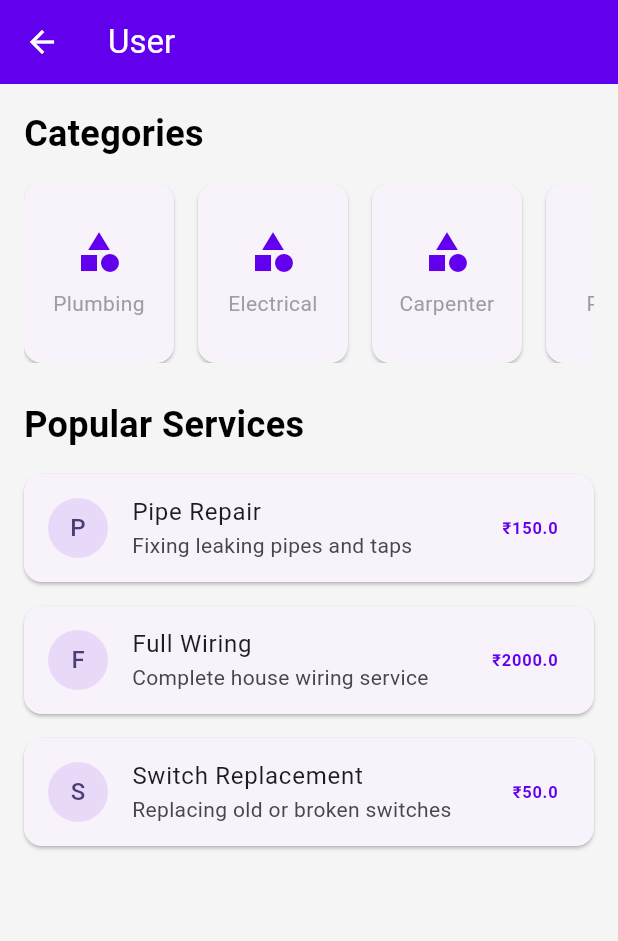
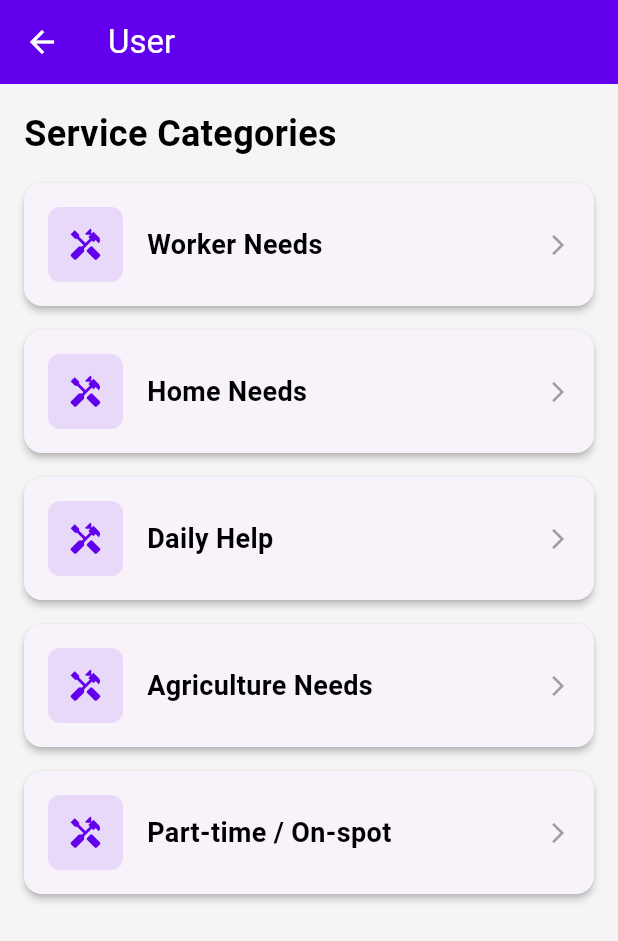
Before and after one commit to ajiskum/v_serve_flutter, a Flutter app: the UserHomeScreen screen opened by its route, on a phone screen of 412 x 824 dp. Shown: the top 941 px of the screen. Run offline on Flutter 3.47's test engine with Material 3 defaults, Android fonts, the phone set to English and light mode, and no system bars.

Commit message:
Implement Phase 3: OTP Login & Updated Categories

```diff
--- a/lib/mock_data/categories.dart
+++ b/lib/mock_data/categories.dart
@@ -1,9 +1,9 @@
 import '../models/category.dart';
 
 final List<Category> mockCategories = [
-  Category(id: 'c1', name: 'Plumbing', icon: 'plumbing'),
-  Category(id: 'c2', name: 'Electrical', icon: 'electrical_services'),
-  Category(id: 'c3', name: 'Carpenter', icon: 'carpenter'),
-  Category(id: 'c4', name: 'Painter', icon: 'format_paint'),
-  Category(id: 'c5', name: 'Gardening', icon: 'yard'),
+  Category(id: 'c1', name: 'Worker Needs', icon: 'assets/icons/worker.png'),
+  Category(id: 'c2', name: 'Home Needs', icon: 'assets/icons/home.png'),
+  Category(id: 'c3', name: 'Daily Help', icon: 'assets/icons/daily_help.png'),
+  Category(id: 'c4', name: 'Agriculture Needs', icon: 'assets/icons/agriculture.png'),
+  Category(id: 'c5', name: 'Part-time / On-spot', icon: 'assets/icons/part_time.png'),
 ];
--- a/lib/mock_data/services.dart
+++ b/lib/mock_data/services.dart
@@ -1,39 +1,39 @@
 import '../models/service.dart';
 
 final List<Service> mockServices = [
-  Service(
-    id: 's1',
-    name: 'Pipe Repair',
-    categoryId: 'c1',
-    description: 'Fixing leaking pipes and taps',
-    price: 150.0,
-  ),
-  Service(
-    id: 's2',
-    name: 'Full Wiring',
-    categoryId: 'c2',
-    description: 'Complete house wiring service',
-    price: 2000.0,
-  ),
-  Service(
-    id: 's3',
-    name: 'Switch Replacement',
-    categoryId: 'c2',
-    description: 'Replacing old or broken switches',
-    price: 50.0,
-  ),
-  Service(
-    id: 's4',
-    name: 'Door Repair',
-    categoryId: 'c3',
-    description: 'Fixing broken doors and hinges',
-    price: 300.0,
-  ),
-  Service(
-    id: 's5',
-    name: 'Wall Painting',
-    categoryId: 'c4',
-    description: 'Interior and exterior wall painting',
-    price: 15.0, // per sq ft
-  ),
+  // 1. Worker Needs
+  Service(id: 's101', categoryId: 'c1', name: 'Electrician', description: 'Wiring, repairs, installation', price: 300, isAvailable: true),
+  Service(id: 's102', categoryId: 'c1', name: 'Plumber', description: 'Pipe leaks, tap fitting, tank cleaning', price: 350, isAvailable: true),
+  Service(id: 's103', categoryId: 'c1', name: 'Mason', description: 'Construction, repair, plastering', price: 800, isAvailable: true),
+  Service(id: 's104', categoryId: 'c1', name: 'Painter', description: 'Wall painting, whitewash', price: 700, isAvailable: true),
+  Service(id: 's105', categoryId: 'c1', name: 'Carpenter', description: 'Furniture repair, wood work', price: 500, isAvailable: true),
+  Service(id: 's106', categoryId: 'c1', name: 'Driver', description: 'Car/Taxi driver on-demand', price: 400, isAvailable: true),
+
+  // 2. Home Needs
+  Service(id: 's201', categoryId: 'c2', name: 'Fan / Light Repair', description: 'Fixing fans, tubelights, bulbs', price: 150, isAvailable: true),
+  Service(id: 's202', categoryId: 'c2', name: 'House Cleaning', description: 'Full house cleaning service', price: 1000, isAvailable: true),
+  Service(id: 's203', categoryId: 'c2', name: 'RO Water Service', description: 'Filter change, repair', price: 250, isAvailable: true),
+  Service(id: 's204', categoryId: 'c2', name: 'Pest Control', description: 'Termite and insect control', price: 1200, isAvailable: true),
+  Service(id: 's205', categoryId: 'c2', name: 'AC Repair', description: 'Service and gas filling', price: 600, isAvailable: true),
+
+  // 3. Daily Help
+  Service(id: 's301', categoryId: 'c3', name: 'Water Can Delivery', description: '20L water can delivery', price: 40, isAvailable: true),
+  Service(id: 's302', categoryId: 'c3', name: 'Milk Delivery', description: 'Fresh milk supply morning/evening', price: 60, isAvailable: true),
+  Service(id: 's303', categoryId: 'c3', name: 'Grocery Pickup', description: 'Buy and deliver groceries', price: 100, isAvailable: true),
+  Service(id: 's304', categoryId: 'c3', name: 'Elder Assistance', description: 'Helping elders with daily tasks', price: 200, isAvailable: true),
+  Service(id: 's305', categoryId: 'c3', name: 'Cooking Help', description: 'Cooking for functions or daily', price: 400, isAvailable: true),
+
+  // 4. Agriculture Needs
+  Service(id: 's401', categoryId: 'c4', name: 'Tractor Booking', description: 'Ploughing, transport', price: 1500, isAvailable: true),
+  Service(id: 's402', categoryId: 'c4', name: 'Farm Labour', description: 'Daily wage workers for farm', price: 600, isAvailable: true),
+  Service(id: 's403', categoryId: 'c4', name: 'Spraying Service', description: 'Pesticide/Fertilizer spraying', price: 500, isAvailable: true),
+  Service(id: 's404', categoryId: 'c4', name: 'Borewell / Motor', description: 'Repair motor, borewell issues', price: 800, isAvailable: true),
+  Service(id: 's405', categoryId: 'c4', name: 'Harvest Helpers', description: 'Labour for harvesting', price: 700, isAvailable: true),
+
+  // 5. Part-time / On-spot Work
+  Service(id: 's501', categoryId: 'c5', name: '1-Day Farm Labour', description: 'Urgent farm help', price: 600, isAvailable: true),
+  Service(id: 's502', categoryId: 'c5', name: 'Event Helpers', description: 'Help in marriages/functions', price: 500, isAvailable: true),
+  Service(id: 's503', categoryId: 'c5', name: 'Loading / Unloading', description: 'Heavy lifting work', price: 400, isAvailable: true),
+  Service(id: 's504', categoryId: 'c5', name: 'Shop Helper', description: 'Temporary shop assistance', price: 300, isAvailable: true),
+  Service(id: 's505', categoryId: 'c5', name: 'Festival Workers', description: 'Special work during festivals', price: 600, isAvailable: true),
 ];
--- a/lib/screens/user_home_screen.dart
+++ b/lib/screens/user_home_screen.dart
@@ -2,7 +2,6 @@ import 'package:flutter/material.dart';
 import '../utils/language.dart';
 import '../utils/constants.dart';
 import '../utils/session.dart';
-import '../mock_data/services.dart';
 import '../mock_data/categories.dart';
 import '../mock_data/villages.dart';
 import '../models/village.dart';
@@ -42,47 +41,63 @@ class _UserHomeScreenState extends State<UserHomeScreen> {
         title: Column(
           crossAxisAlignment: CrossAxisAlignment.start,
           children: [
-            Text(Language.get('user')),
-            if (Session.currentUser != null)
+            if (Session.currentUser != null) ...[
               Text(
-                '${Session.currentUser.name} • $_villageName',
+                'Hello, ${Session.currentUser.name}',
+                 style: const TextStyle(fontSize: 18),
+              ),
+              Text(
+                '📍 $_villageName',
                 style: const TextStyle(fontSize: 12, fontWeight: FontWeight.normal),
               ),
+            ] else ...[
+               Text(Language.get('user')),
+            ]
           ],
         ),
       ),
       body: ListView(
         padding: const EdgeInsets.all(AppConstants.defaultPadding),
         children: [
-          Text(
-            Language.get('categories'),
+          const Text(
+            'Service Categories',
             style: AppTextStyles.heading,
           ),
           const SizedBox(height: 16),
-          SizedBox(
-            height: 120,
-            child: ListView.builder(
-              scrollDirection: Axis.horizontal,
+          // Changed to Vertical List of Cards for better visibility of 5 main categories
+          ListView.builder(
+            shrinkWrap: true,
+            physics: const NeverScrollableScrollPhysics(),
             itemCount: mockCategories.length,
             itemBuilder: (context, index) {
               final category = mockCategories[index];
               return Card(
-                  margin: const EdgeInsets.only(right: 16),
+                elevation: 2,
+                margin: const EdgeInsets.only(bottom: 16),
                 child: InkWell(
                   onTap: () => _navigateToServiceList(category.id, category.name),
-                    child: Container(
-                      width: 100,
-                      padding: const EdgeInsets.all(8),
-                      child: Column(
-                        mainAxisAlignment: MainAxisAlignment.center,
+                  child: Padding(
+                    padding: const EdgeInsets.all(16.0),
+                    child: Row(
                       children: [
-                          Icon(Icons.category, size: 32, color: AppColors.primary),
-                          const SizedBox(height: 8),
-                          Text(
+                        // Placeholder for Icon if asset not available, else use IconData
+                        Container(
+                          width: 50,
+                          height: 50,
+                          decoration: BoxDecoration(
+                            color: AppColors.primary.withOpacity(0.1),
+                            borderRadius: BorderRadius.circular(8),
+                          ),
+                          child: Icon(Icons.handyman, color: AppColors.primary), // Default icon
+                        ),
+                        const SizedBox(width: 16),
+                        Expanded(
+                          child: Text(
                             category.name,
-                            textAlign: TextAlign.center,
-                            style: AppTextStyles.caption,
+                            style: AppTextStyles.subHeading,
                           ),
+                        ),
+                        const Icon(Icons.arrow_forward_ios, size: 16, color: Colors.grey),
                       ],
                     ),
                   ),
@@ -90,31 +105,6 @@ class _UserHomeScreenState extends State<UserHomeScreen> {
               );
             },
           ),
-          ),
-          const SizedBox(height: 24),
-          const Text(
-            'Popular Services',
-            style: AppTextStyles.heading,
-          ),
-          const SizedBox(height: 16),
-          ...mockServices.take(3).map((service) => Card(
-            margin: const EdgeInsets.only(bottom: 16),
-            child: ListTile(
-              leading: CircleAvatar(
-                backgroundColor: AppColors.primary.withOpacity(0.1),
-                child: Text(service.name[0]),
-              ),
-              title: Text(service.name),
-              subtitle: Text(service.description),
-              trailing: Text(
-                '₹${service.price}',
-                style: const TextStyle(
-                  fontWeight: FontWeight.bold,
-                  color: AppColors.primary,
-                ),
-              ),
-            ),
-          )).toList(),
         ],
       ),
     );
```
Also changed, not shown: lib/screens/login_screen.dart (+83 -17 lines). Lines whose indentation alone changed are shown as unchanged.
